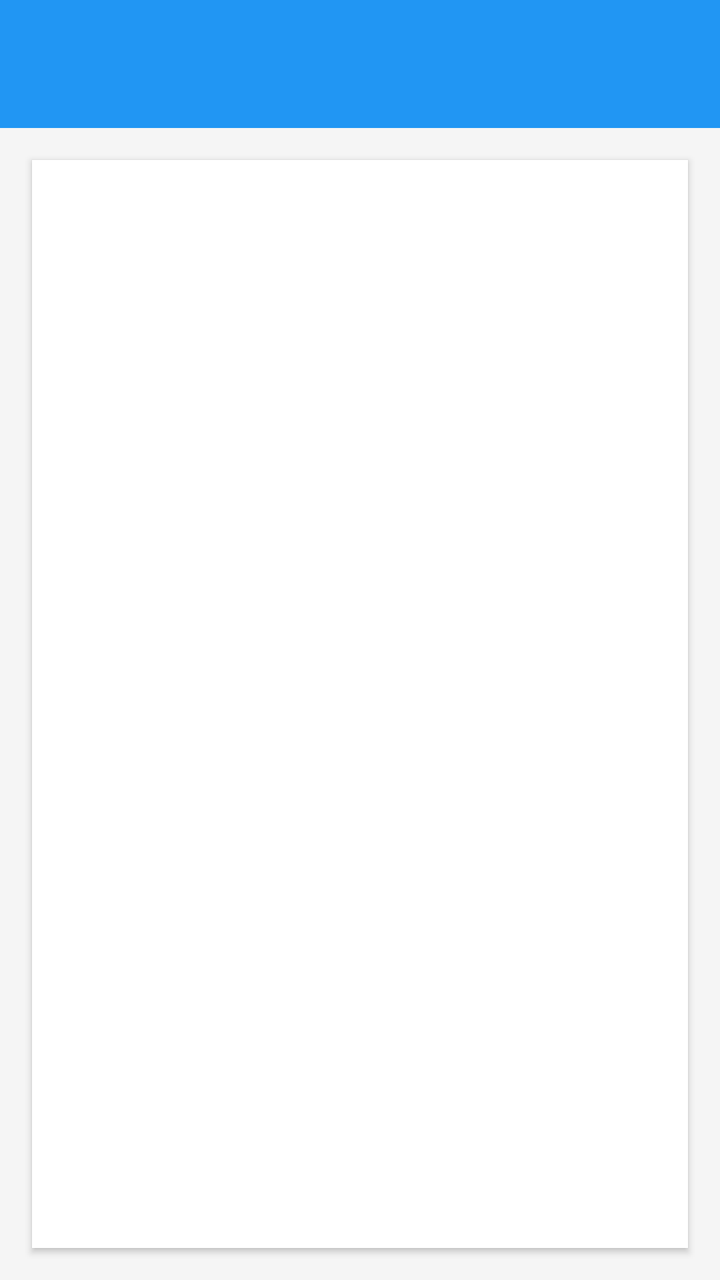
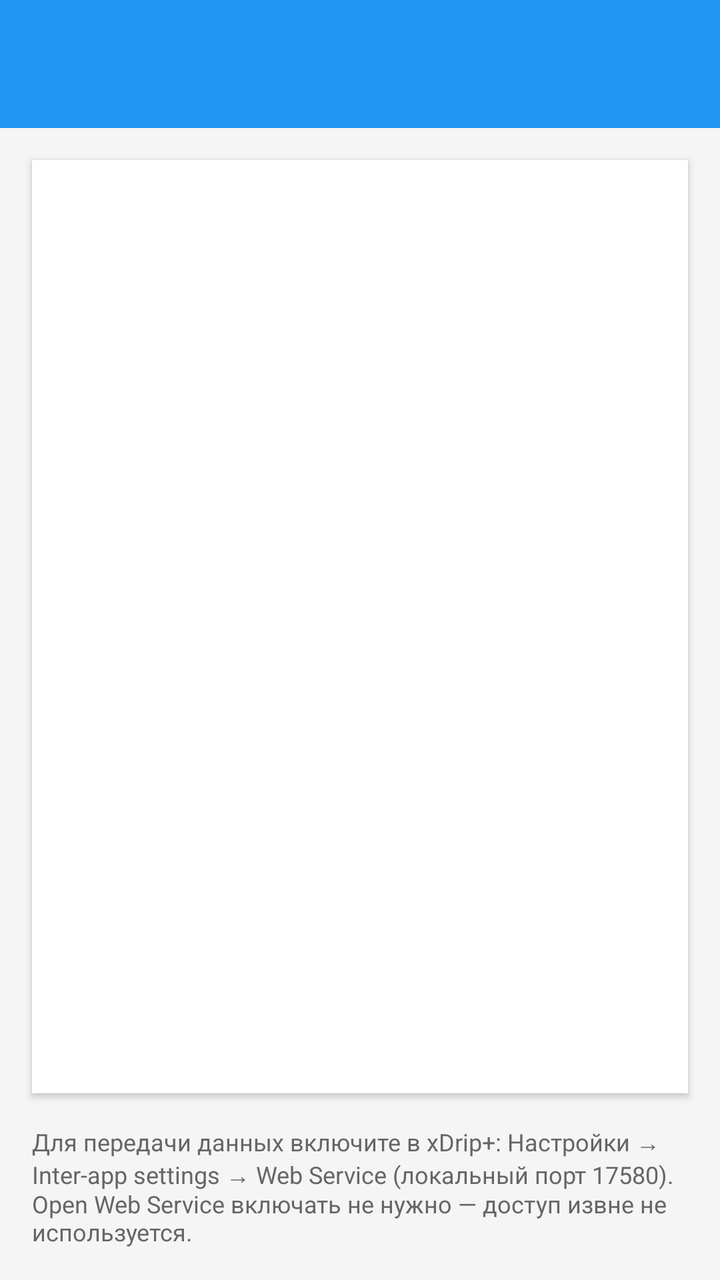

Screens rendered from an Android XML layout before and after an edit, with the pre-edit source and the edit as a unified diff.
<!-- AndroidManifest.xml: application theme Theme.xDrip2VK -->
<!-- res/layout/activity_settings.xml -->
<?xml version="1.0" encoding="utf-8"?>
<LinearLayout xmlns:android="http://schemas.android.com/apk/res/android"
    android:layout_width="match_parent"
    android:layout_height="match_parent"
    android:orientation="vertical"
    android:background="#F5F5F5">

    <androidx.appcompat.widget.Toolbar
        android:id="@+id/toolbar"
        android:layout_width="match_parent"
        android:layout_height="?attr/actionBarSize"
        android:background="#2196F3"
        android:theme="@style/ThemeOverlay.AppCompat.Dark.ActionBar" />

    <FrameLayout
        android:id="@+id/settings_container"
        android:layout_width="match_parent"
        android:layout_height="match_parent"
        android:background="#FFFFFF"
        android:layout_margin="16dp"
        android:elevation="2dp" />

</LinearLayout>
<!-- resources referenced by this layout -->
<resources>
  <style name="Theme.xDrip2VK" parent="Theme.Material3.Light.NoActionBar">
          <item name="colorPrimary">@color/md_theme_primary</item>
          <item name="colorOnPrimary">@color/md_theme_onPrimary</item>
          <item name="colorPrimaryContainer">@color/md_theme_primaryContainer</item>
          <item name="colorOnPrimaryContainer">@color/md_theme_onPrimaryContainer</item>
          <item name="colorSecondary">@color/md_theme_secondary</item>
          <item name="colorOnSecondary">@color/md_theme_onSecondary</item>
          <item name="colorSecondaryContainer">@color/md_theme_secondaryContainer</item>
          <item name="colorOnSecondaryContainer">@color/md_theme_onSecondaryContainer</item>
          <item name="colorSurface">@color/md_theme_surface</item>
          <item name="colorOnSurface">@color/md_theme_onSurface</item>
          <item name="colorSurfaceVariant">@color/md_theme_surfaceVariant</item>
          <item name="colorOnSurfaceVariant">@color/md_theme_onSurfaceVariant</item>
          <item name="android:statusBarColor">@color/md_theme_primary</item>
      </style>
  <color name="md_theme_primary">#2196F3</color>
  <color name="md_theme_onPrimary">#FFFFFF</color>
  <color name="md_theme_primaryContainer">#BBDEFB</color>
  <color name="md_theme_onPrimaryContainer">#1565C0</color>
  <color name="md_theme_secondary">#FF9800</color>
  <color name="md_theme_onSecondary">#FFFFFF</color>
  <color name="md_theme_secondaryContainer">#FFE0B2</color>
  <color name="md_theme_onSecondaryContainer">#E65100</color>
  <color name="md_theme_surface">#F5F5F5</color>
  <color name="md_theme_onSurface">#212121</color>
  <color name="md_theme_surfaceVariant">#E0E0E0</color>
  <color name="md_theme_onSurfaceVariant">#757575</color>
</resources>

<!-- the commit's change to res/layout/activity_settings.xml (unified diff, before → after) -->
@@ -15,9 +15,20 @@
     <FrameLayout
         android:id="@+id/settings_container"
         android:layout_width="match_parent"
-        android:layout_height="match_parent"
+        android:layout_height="0dp"
+        android:layout_weight="1"
         android:background="#FFFFFF"
         android:layout_margin="16dp"
         android:elevation="2dp" />
 
+    <TextView
+        android:layout_width="match_parent"
+        android:layout_height="wrap_content"
+        android:layout_marginLeft="16dp"
+        android:layout_marginRight="16dp"
+        android:layout_marginBottom="16dp"
+        android:text="@string/xdrip_webservice_note"
+        android:textColor="#666666"
+        android:textSize="12sp" />
+
 </LinearLayout>
<!-- resource entries referenced after the edit -->
@@ -1,5 +1,6 @@
 <!-- resources referenced by this layout -->
 <resources>
+  <string name="xdrip_webservice_note">Для передачи данных включите в xDrip+: Настройки → Inter-app settings → Web Service (локальный порт 17580). Open Web Service включать не нужно — доступ извне не используется.</string>
   <style name="Theme.xDrip2VK" parent="Theme.Material3.Light.NoActionBar">
           <item name="colorPrimary">@color/md_theme_primary</item>
           <item name="colorOnPrimary">@color/md_theme_onPrimary</item>
